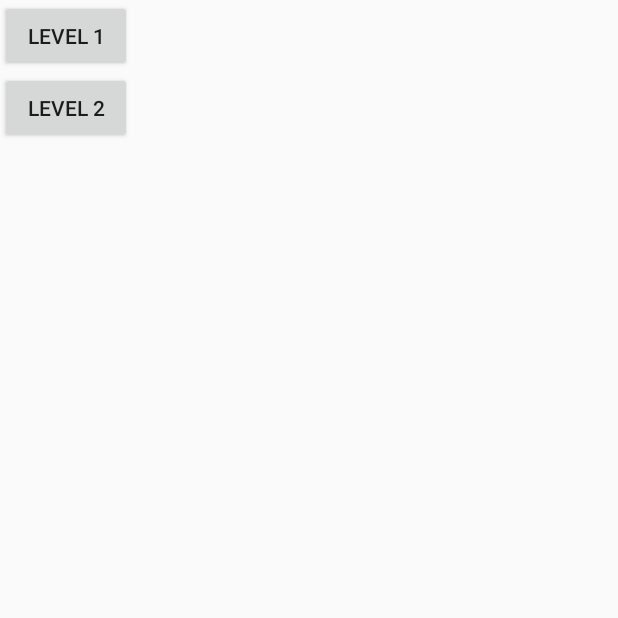
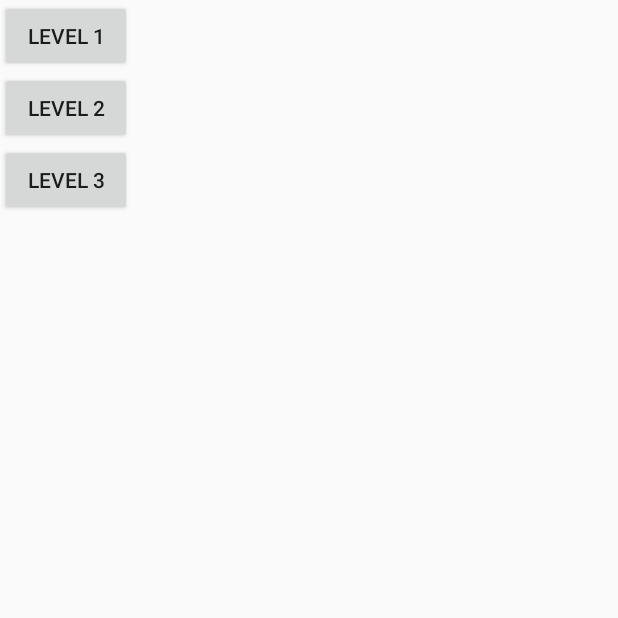
Before and after one commit to MujtabaJ/BurgerGame, an Android app: the LevelsFragment screen opened through its navigation route, on a phone screen of 412 x 824 dp, the top half of it. Run offline under Robolectric (Android 15) with nearby library versions, the phone set to English and light mode, and no system bars; our stand-ins replace data binding.

Commit message:
level 3 exerise

```diff
--- a/app/src/main/java/com/example/codeplay/Games1D/burger/LevelsFragment.java
+++ b/app/src/main/java/com/example/codeplay/Games1D/burger/LevelsFragment.java
@@ -33,6 +33,7 @@ public class LevelsFragment extends Fragment {
         super.onViewCreated(view, savedInstanceState);
         view.findViewById(R.id.level1).setOnClickListener(this::levelButtonClickListener);
         view.findViewById(R.id.level2).setOnClickListener(this::levelButtonClickListener);
+        view.findViewById(R.id.level3).setOnClickListener(this::levelButtonClickListener);
     }
 
     @Override
@@ -50,6 +51,9 @@ public class LevelsFragment extends Fragment {
             case R.id.level2:
                 viewModel.setLevel(BurgerViewModel.LevelState.TWO);
                 break;
+            case R.id.level3:
+                viewModel.setLevel(BurgerViewModel.LevelState.THREE);
+                break;
         }
         Navigation.findNavController(
                 this.getView()).navigate(R.id.action_levelsFragment_to_burgerFragment);
--- a/app/src/main/res/layout/fragment_levels.xml
+++ b/app/src/main/res/layout/fragment_levels.xml
@@ -24,6 +24,12 @@
         android:layout_height="wrap_content"
         android:text="@string/level_2"/>
 
+        <Button
+            android:id="@+id/level3"
+            android:layout_width="wrap_content"
+            android:layout_height="wrap_content"
+            android:text="@string/level_3"/>
+
     </LinearLayout>
 
 </FrameLayout>
--- a/app/src/main/res/values-night/strings.xml
+++ b/app/src/main/res/values-night/strings.xml
@@ -4,4 +4,5 @@
     <string name="level_1">Level 1</string>
     <string name="f1">F1</string>
     <string name="level_2">Level 2</string>
+    <string name="level_3">Level 3</string>
 </resources>
--- a/app/src/main/res/values/strings.xml
+++ b/app/src/main/res/values/strings.xml
@@ -6,4 +6,5 @@
     <string name="level_1">Level 1</string>
     <string name="f1">F1</string>
     <string name="level_2">Level 2</string>
+    <string name="level_3">Level 3</string>
 </resources>
```
Also changed, not shown: app/src/main/java/com/example/codeplay/Games1D/burger/BurgerViewModel.java (+20 -0 lines).
